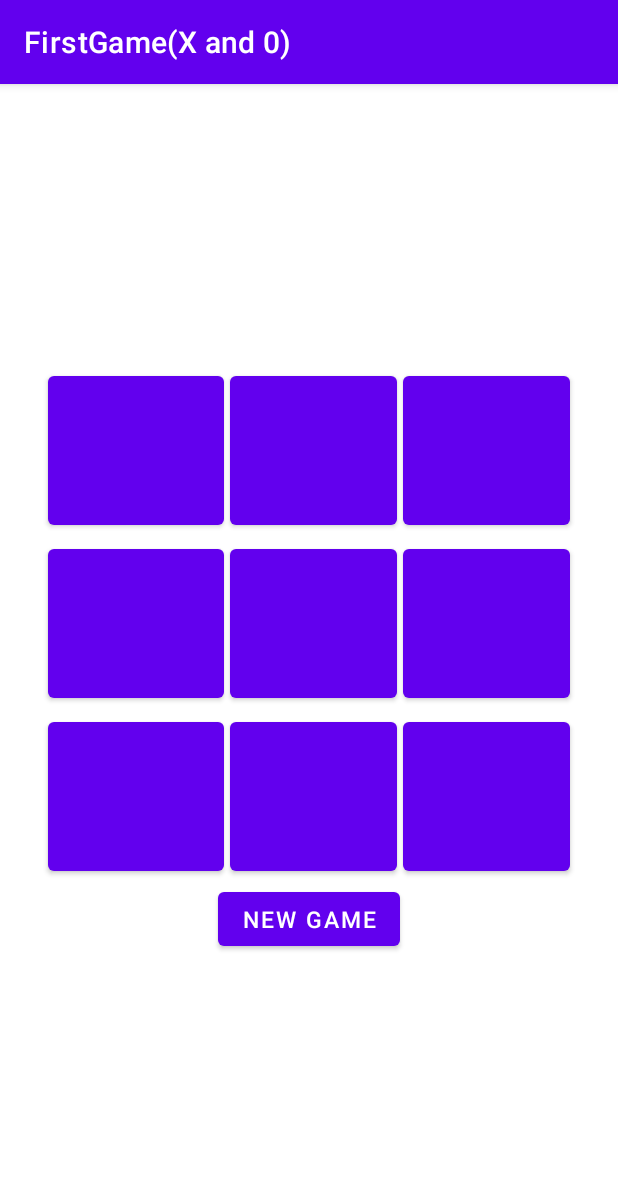
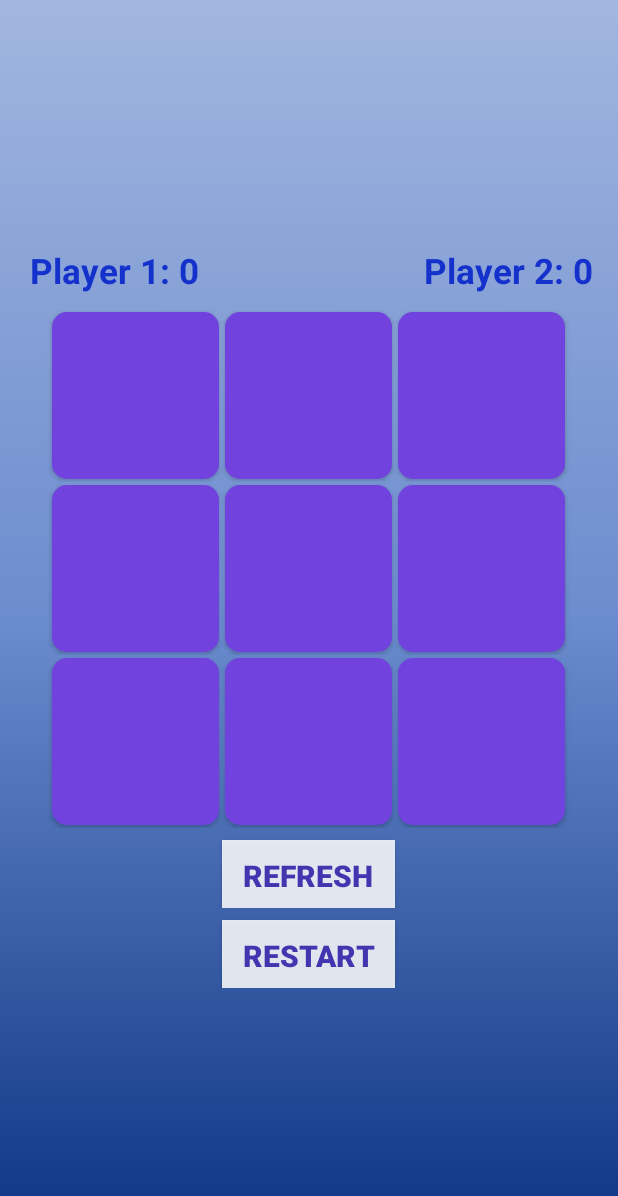
Before and after one commit to Ana-Iarajuli/Tic-Tac-Toe, an Android app: the screen it shows after launch (MainActivity), on a phone screen of 412 x 824 dp. Shown: the top 1196 px of the screen. Run offline under Robolectric (Android 15) with nearby library versions, the phone set to English and light mode, and no system bars.

Commit message:
New Functions for Tic Tac Toe

```diff
--- a/app/src/main/java/com/example/firstgamexand0/MainActivity.kt
+++ b/app/src/main/java/com/example/firstgamexand0/MainActivity.kt
@@ -6,6 +6,7 @@ import androidx.appcompat.app.AppCompatActivity
 import android.os.Bundle
 import android.view.View
 import android.widget.Button
+import android.widget.TextView
 import android.widget.Toast
 
 class MainActivity : AppCompatActivity(), View.OnClickListener {
@@ -19,6 +20,14 @@ class MainActivity : AppCompatActivity(), View.OnClickListener {
     private lateinit var button7: Button
     private lateinit var button8: Button
     private lateinit var button9: Button
+    private lateinit var buttonRefresh: Button
+    private lateinit var buttonRestart: Button
+    private lateinit var player1_Points: TextView
+    private lateinit var player2_Points: TextView
+
+    private var player1Score = 0
+    private var player2Score = 0
+
     private var activePlayer = 1
     private var firstPlayer = ArrayList<Int>()
     private var secondPlayer = ArrayList<Int>()
@@ -27,11 +36,18 @@ class MainActivity : AppCompatActivity(), View.OnClickListener {
         super.onCreate(savedInstanceState)
         setContentView(R.layout.activity_main)
         init()
+        refresh()
+        restart()
+
     }
 
     override fun onClick(clickedView: View?) {
 
+        buttonRefresh.setOnClickListener { refresh() }
+        buttonRestart.setOnClickListener { restart() }
+
         if (clickedView is Button){
+
             var buttonNumber = 0
 
             when(clickedView.id){
@@ -52,17 +68,18 @@ class MainActivity : AppCompatActivity(), View.OnClickListener {
 
     }
 
+
     private fun playGame(clickedView: Button, buttonNumber: Number) {
 
         if (activePlayer == 1){
             clickedView.text = "X"
-            clickedView.setBackgroundColor(Color.RED)
+//            clickedView.setBackgroundColor(Color.RED)
             activePlayer = 2
             firstPlayer.add(buttonNumber as Int)
         }
         else {
             clickedView.text = "0"
-            clickedView.setBackgroundColor(Color.YELLOW)
+//            clickedView.setBackgroundColor(Color.YELLOW)
             activePlayer = 1
             secondPlayer.add(buttonNumber as Int)
         }
@@ -118,11 +135,88 @@ class MainActivity : AppCompatActivity(), View.OnClickListener {
         }
         if (winnerPlayer == 1){
             Toast.makeText(this, "First player is the winner!", Toast.LENGTH_SHORT).show()
+            player1Score = player1Score + 1
+            player1_Points.text = player1Score.toString()
+            player1_Points.text = "Player 1: $player1Score"
         }
         else if (winnerPlayer == 2) {
             Toast.makeText(this, "Second player is the winner!", Toast.LENGTH_SHORT).show()
+            player2Score = player2Score + 1
+            player2_Points.text = player2Score.toString()
+            player2_Points.text = "Player 2: $player2Score"
         }
+
+        if (winnerPlayer != 0) { disable() }
+
     }
+    fun refresh() {
+        activePlayer = 1
+        activePlayer = 2
+
+        button1.text = ""
+        button2.text = ""
+        button3.text = ""
+        button4.text = ""
+        button5.text = ""
+        button6.text = ""
+        button7.text = ""
+        button8.text = ""
+        button9.text = ""
+
+        button1.isEnabled = true
+        button2.isEnabled = true
+        button3.isEnabled = true
+        button4.isEnabled = true
+        button5.isEnabled = true
+        button6.isEnabled = true
+        button7.isEnabled = true
+        button8.isEnabled = true
+        button9.isEnabled = true
+
+    }
+
+    fun restart() {
+//        activePlayer = 1
+//        activePlayer = 2
+//        firstPlayer.clear()
+//        secondPlayer.clear()
+//        player1_Points.text = "Player 1: 0"
+//        player2_Points.text = "Player 2: 0"
+
+        button1.text = ""
+        button2.text = ""
+        button3.text = ""
+        button4.text = ""
+        button5.text = ""
+        button6.text = ""
+        button7.text = ""
+        button8.text = ""
+        button9.text = ""
+
+        button1.isEnabled = true
+        button2.isEnabled = true
+        button3.isEnabled = true
+        button4.isEnabled = true
+        button5.isEnabled = true
+        button6.isEnabled = true
+        button7.isEnabled = true
+        button8.isEnabled = true
+        button9.isEnabled = true
+
+    }
+
+    fun disable() {
+        button1.isEnabled = false
+        button2.isEnabled = false
+        button3.isEnabled = false
+        button4.isEnabled = false
+        button5.isEnabled = false
+        button6.isEnabled = false
+        button7.isEnabled = false
+        button8.isEnabled = false
+        button9.isEnabled = false
+    }
+
 
 
     private fun init(){
@@ -136,6 +230,11 @@ class MainActivity : AppCompatActivity(), View.OnClickListener {
         button7 = findViewById(R.id.button7)
         button8 = findViewById(R.id.button8)
         button9 = findViewById(R.id.button9)
+        player1_Points = findViewById(R.id.player1)
+        player2_Points = findViewById(R.id.player2)
+        buttonRefresh = findViewById(R.id.buttonRefresh)
+        buttonRestart = findViewById(R.id.buttonRestart)
+
 
 
         button1.setOnClickListener(this)
@@ -147,6 +246,8 @@ class MainActivity : AppCompatActivity(), View.OnClickListener {
         button7.setOnClickListener(this)
         button8.setOnClickListener(this)
         button9.setOnClickListener(this)
+//        buttonRefresh.setOnClickListener(this)
+
 
     }
 }
--- /dev/null
+++ b/app/src/main/res/drawable/custom_button.xml
@@ -0,0 +1,10 @@
+<?xml version="1.0" encoding="utf-8"?>
+<shape xmlns:android="http://schemas.android.com/apk/res/android"
+    android:shape="rectangle">
+
+    <solid
+        android:color="#7142DD"/>
+    <corners
+        android:radius="10dp"/>
+
+</shape>
--- /dev/null
+++ b/app/src/main/res/drawable/gradient_background.xml
@@ -0,0 +1,19 @@
+<?xml version="1.0" encoding="utf-8"?>
+<selector xmlns:android="http://schemas.android.com/apk/res/android">
+
+    <item>
+
+        <shape>
+
+            <gradient
+                android:angle="90"
+                android:startColor="#0c3483"
+                android:centerColor="#6b8cce"
+                android:endColor="#a2b6df"
+                android:type="linear"/>
+
+        </shape>
+
+    </item>
+
+</selector>
--- a/app/src/main/res/layout/activity_main.xml
+++ b/app/src/main/res/layout/activity_main.xml
@@ -1,11 +1,39 @@
 <?xml version="1.0" encoding="utf-8"?>
-<TableLayout xmlns:android="http://schemas.android.com/apk/res/android"
+<TableLayout
+    xmlns:android="http://schemas.android.com/apk/res/android"
     xmlns:app="http://schemas.android.com/apk/res-auto"
     xmlns:tools="http://schemas.android.com/tools"
     android:layout_width="match_parent"
     android:layout_height="match_parent"
     android:gravity="center_vertical"
-    tools:context=".MainActivity">
+    tools:context=".MainActivity"
+    android:background="@drawable/gradient_background">
+
+    <LinearLayout>
+
+        <TextView
+            android:id="@+id/player1"
+            android:layout_width="wrap_content"
+            android:layout_height="wrap_content"
+            android:text="Player 1: 0"
+            android:textSize="23sp"
+            android:textStyle="bold"
+            android:textColor="#1531CC"
+            android:layout_marginLeft="20dp"
+            android:layout_marginRight="150dp"
+            android:layout_marginBottom="10dp"/>
+
+        <TextView
+            android:id="@+id/player2"
+            android:layout_width="wrap_content"
+            android:layout_height="wrap_content"
+            android:text="Player 2: 0"
+            android:textStyle="bold"
+            android:textSize="23sp"
+            android:textColor="#1531CC"/>
+
+    </LinearLayout>
+
 
     <TableRow
         android:layout_width="match_parent"
@@ -18,21 +46,27 @@
             android:layout_width="50pt"
             android:layout_height="50pt"
             android:layout_margin="2dp"
-            android:textSize="40sp"/>
+            android:background="@drawable/custom_button"
+            android:textSize="40sp"
+            android:textColorHint="@color/white"/>
 
         <Button
             android:id="@+id/button2"
             android:layout_width="50pt"
             android:layout_height="50pt"
             android:layout_margin="2dp"
-            android:textSize="40sp" />
+            android:background="@drawable/custom_button"
+            android:textSize="40sp"
+            android:textColorHint="@color/white"/>
 
         <Button
             android:id="@+id/button3"
             android:layout_width="50pt"
             android:layout_height="50pt"
             android:layout_margin="2dp"
-            android:textSize="40sp" />
+            android:background="@drawable/custom_button"
+            android:textSize="40sp"
+            android:textColorHint="@color/white"/>
 
     </TableRow>
 
@@ -47,21 +81,27 @@
             android:layout_width="50pt"
             android:layout_height="50pt"
             android:layout_margin="2dp"
-            android:textSize="40sp" />
+            android:background="@drawable/custom_button"
+            android:textSize="40sp"
+            android:textColorHint="@color/white"/>
 
         <Button
             android:id="@+id/button5"
             android:layout_width="50pt"
             android:layout_height="50pt"
             android:layout_margin="2dp"
-            android:textSize="40sp" />
+            android:background="@drawable/custom_button"
+            android:textSize="40sp"
+            android:textColorHint="@color/white"/>
 
         <Button
             android:id="@+id/button6"
             android:layout_width="50pt"
             android:layout_height="50pt"
             android:layout_margin="2dp"
-            android:textSize="40sp" />
+            android:background="@drawable/custom_button"
+            android:textSize="40sp"
+            android:textColorHint="@color/white"/>
 
     </TableRow>
 
@@ -76,21 +116,27 @@
             android:layout_width="50pt"
             android:layout_height="50pt"
             android:layout_margin="2dp"
-            android:textSize="40sp" />
+            android:background="@drawable/custom_button"
+            android:textSize="40sp"
+            android:textColorHint="@color/white"/>
 
         <Button
             android:id="@+id/button8"
             android:layout_width="50pt"
             android:layout_height="50pt"
             android:layout_margin="2dp"
-            android:textSize="40sp" />
+            android:background="@drawable/custom_button"
+            android:textSize="40sp"
+            android:textColorHint="@color/white"/>
 
         <Button
             android:id="@+id/button9"
             android:layout_width="50pt"
             android:layout_height="50pt"
             android:layout_margin="2dp"
-            android:textSize="40sp" />
+            android:background="@drawable/custom_button"
+            android:textSize="40sp"
+            android:textColorHint="@color/white"/>
 
     </TableRow>
 
@@ -103,8 +149,30 @@
             android:id="@+id/buttonRefresh"
             android:layout_width="wrap_content"
             android:layout_height="match_parent"
-            android:text="new game"
-            android:textSize="15sp" />
+            android:text="Refresh"
+            android:textColor="#4235AF"
+            android:textStyle="bold"
+            android:background="#DAFFFFFF"
+            android:textSize="20sp"
+            android:layout_marginTop="5dp"/>
+
+    </TableRow>
+
+    <TableRow
+        android:layout_width="wrap_content"
+        android:layout_height="wrap_content"
+        android:gravity="center">
+
+        <Button
+            android:id="@+id/buttonRestart"
+            android:layout_width="wrap_content"
+            android:layout_height="match_parent"
+            android:text="Restart"
+            android:textColor="#4235AF"
+            android:textStyle="bold"
+            android:background="#DAFFFFFF"
+            android:textSize="20sp"
+            android:layout_marginTop="5dp"/>
 
     </TableRow>
 
--- a/app/src/main/res/values-night/themes.xml
+++ b/app/src/main/res/values-night/themes.xml
@@ -1,6 +1,6 @@
 <resources xmlns:tools="http://schemas.android.com/tools">
     <!-- Base application theme. -->
-    <style name="Theme.FirstGameXAnd0" parent="Theme.MaterialComponents.DayNight.DarkActionBar">
+    <style name="Theme.FirstGameXAnd0" parent="Theme.AppCompat.Light.NoActionBar">
         <!-- Primary brand color. -->
         <item name="colorPrimary">@color/purple_200</item>
         <item name="colorPrimaryVariant">@color/purple_700</item>
--- a/app/src/main/res/values/themes.xml
+++ b/app/src/main/res/values/themes.xml
@@ -1,6 +1,6 @@
 <resources xmlns:tools="http://schemas.android.com/tools">
     <!-- Base application theme. -->
-    <style name="Theme.FirstGameXAnd0" parent="Theme.MaterialComponents.DayNight.DarkActionBar">
+    <style name="Theme.FirstGameXAnd0" parent="Theme.AppCompat.Light.NoActionBar">
         <!-- Primary brand color. -->
         <item name="colorPrimary">@color/purple_500</item>
         <item name="colorPrimaryVariant">@color/purple_700</item>
--- a/settings.gradle
+++ b/settings.gradle
@@ -6,5 +6,5 @@ dependencyResolutionManagement {
         jcenter() // Warning: this repository is going to shut down soon
     }
 }
-rootProject.name = "FirstGame(X and 0)"
+rootProject.name = "TicTacToe"
 include ':app'
```
